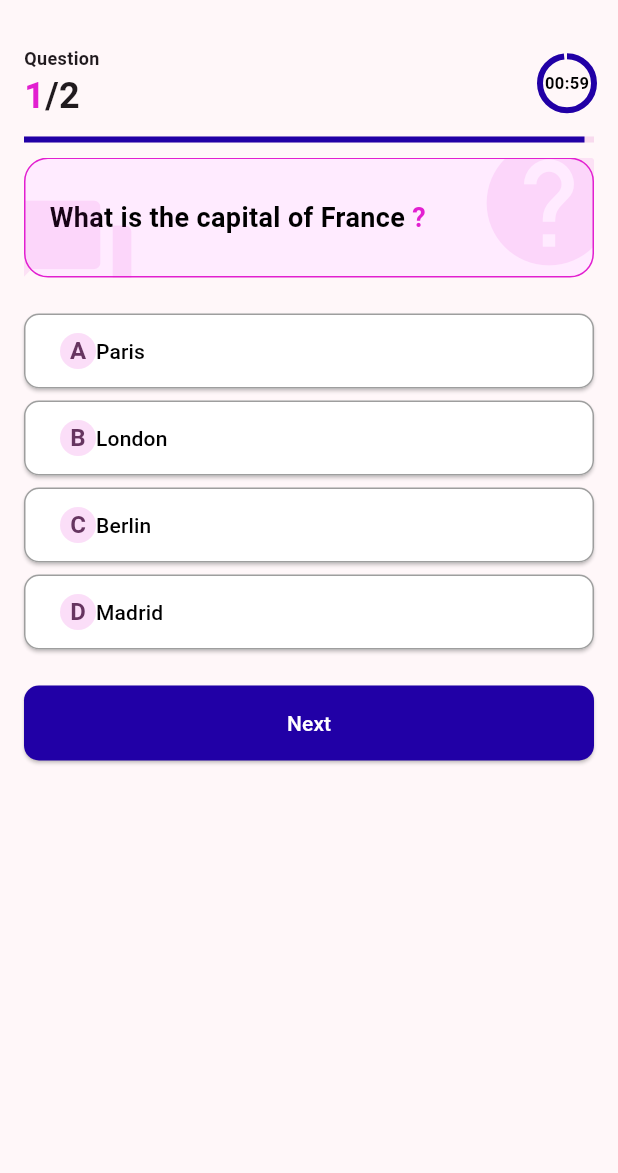
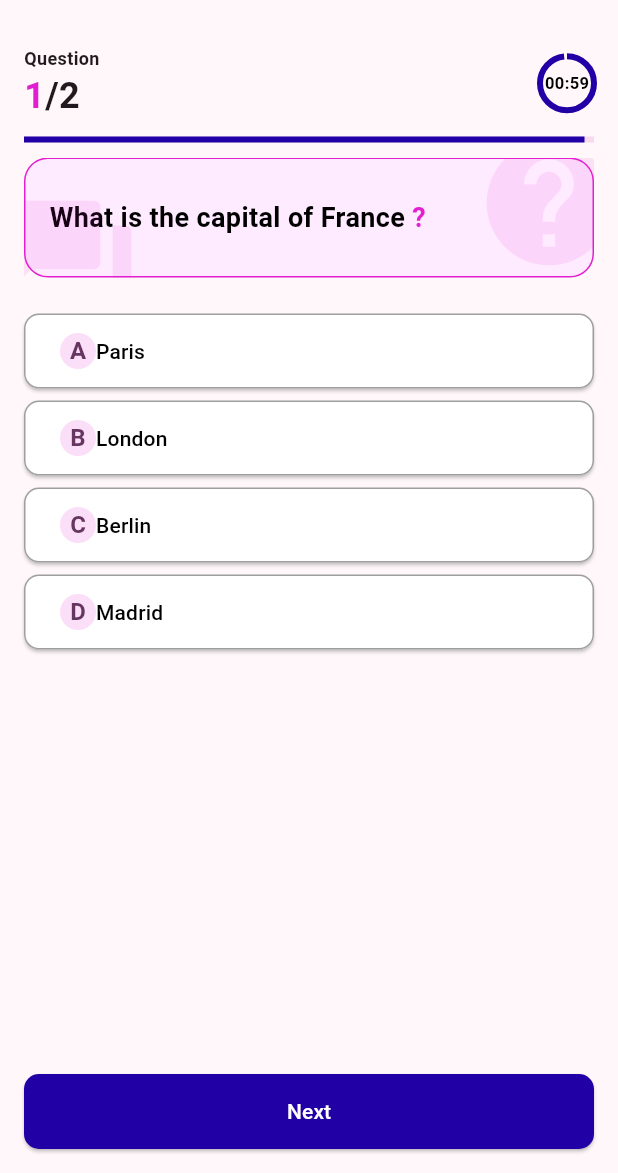
Before and after one commit to jana4k/quiz_app, a Flutter app: the screen it shows once a user with an empty profile is signed in, after a tap on "Get Started", on a phone screen of 412 x 824 dp, the part 63-1236 px from its top. Run offline on Flutter 3.47's test engine with Material 3 defaults, Android fonts, the phone set to English and light mode, and no system bars; our stand-ins replace cloud_firestore, connectivity_plus, firebase_auth, firebase_core, lottie; accounts and stored records are empty.

Commit message:
fixed signUp page issue and ui improvements

```diff
--- a/lib/UI/quiz_page.dart
+++ b/lib/UI/quiz_page.dart
@@ -107,7 +107,10 @@ Future<void> _updatePoints(int score) async {
       appBar: AppBar(
         title: const Text('Quiz'),
       ),
-      body: SingleChildScrollView(
+      body: Column(
+        children: [
+          Expanded(
+            child: SingleChildScrollView(
               child: Padding(
                 padding: const EdgeInsets.all(16.0),
                 child: Column(
@@ -260,7 +263,15 @@ Future<void> _updatePoints(int score) async {
                       }),
                     ),
                     const SizedBox(height: 20),
-              Center(
+
+                  ],
+                ),
+              ),
+            ),
+          ),
+              Padding(
+                padding: const EdgeInsets.all(16.0),
+                child: Center(
                         child: ElevatedButton(
                           style: ElevatedButton.styleFrom(
                               backgroundColor: const Color(0xff2100a6)),
@@ -268,9 +279,8 @@ Future<void> _updatePoints(int score) async {
                           child: const Text('Next'),
                         ),
                       ),
+              ),
         ],
-          ),
-        ),
       ),
     );
   }
--- a/lib/widgets/loading_dialog.dart
+++ b/lib/widgets/loading_dialog.dart
@@ -58,12 +58,15 @@ class ConnectivityService {
 
   void _showConnectivitySnackBar(
       ConnectivityResult result, BuildContext context) {
-    final isConnected = result != ConnectivityResult.none;
+    if (result == ConnectivityResult.none) {
+      _showNoInternetSnackBar(context);
+    }
+  }
+
+  void _showNoInternetSnackBar(BuildContext context) {
     final snackBar = SnackBar(
-      content: Text(
-          isConnected ? 'Connected to the Internet' : 'No Internet Connection'),
-      backgroundColor:
-          isConnected ? const Color(0xff2100a6) : const Color(0xffE21FD0),
+      content: const Text('No Internet Connection'),
+      backgroundColor: const Color(0xffE21FD0),
       behavior: SnackBarBehavior.floating,
       duration: const Duration(seconds: 3),
       margin: const EdgeInsets.all(8.0),
```
Also changed, not shown: lib/UI/home.dart (+20 -7 lines), lib/UI/signup.dart (+13 -10 lines), lib/authentication/auth_service.dart (+4 -6 lines). Lines whose indentation alone changed are shown as unchanged.
